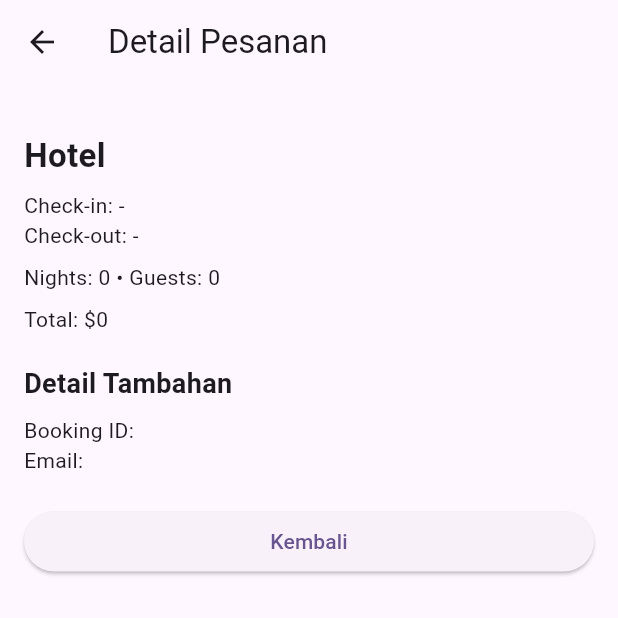
After one commit to Natsoons/MobProgUAS, a Flutter app: the BookingDetailPage screen opened by its route, on a phone screen of 412 x 824 dp, the top half of it. The commit adds this screen. Run offline on Flutter 3.47's test engine with Material 3 defaults, Android fonts, the light colour scheme and no system bars; our stand-ins replace image_picker, sqflite; accounts and stored records are empty.

Commit message:
Add booking_detail and fix app_router

```diff
--- /dev/null
+++ b/lib/pages/booking_detail.dart
@@ -0,0 +1,57 @@
+import 'package:flutter/material.dart';
+import 'package:mobprog_uas/data/hotels.dart';
+
+class BookingDetailPage extends StatelessWidget {
+  final Map<String, dynamic>? booking;
+  const BookingDetailPage({super.key, this.booking});
+
+  @override
+  Widget build(BuildContext context) {
+    final b = booking ?? {};
+    final hotelId = int.tryParse((b['hotel_id'] ?? '').toString());
+    final hotel = (hotelId != null) ? hotels.firstWhere((h) => h['id'] == hotelId, orElse: () => {}) : {};
+    final hotelImage = hotel['image'];
+
+    return Scaffold(
+      appBar: AppBar(title: const Text('Detail Pesanan')),
+      body: SingleChildScrollView(
+        padding: const EdgeInsets.all(16.0),
+        child: Column(
+          crossAxisAlignment: CrossAxisAlignment.start,
+          children: [
+            if (hotelImage != null)
+              SizedBox(
+                height: 200,
+                width: double.infinity,
+                child: (hotelImage.toString().startsWith('http'))
+                    ? Image.network(hotelImage, fit: BoxFit.cover)
+                    : Image.asset(hotelImage, fit: BoxFit.cover),
+              ),
+            const SizedBox(height: 16),
+            Text(b['hotel_name'] ?? 'Hotel', style: const TextStyle(fontSize: 22, fontWeight: FontWeight.bold)),
+            const SizedBox(height: 8),
+            Text('Check-in: ${b['checkin'] ?? '-'}'),
+            Text('Check-out: ${b['checkout'] ?? '-'}'),
+            const SizedBox(height: 8),
+            Text('Nights: ${b['nights'] ?? 0} • Guests: ${b['guests'] ?? 0}'),
+            const SizedBox(height: 8),
+            Text('Total: \$${(b['total'] ?? 0).toString()}'),
+            const SizedBox(height: 20),
+            const Text('Detail Tambahan', style: TextStyle(fontSize: 18, fontWeight: FontWeight.bold)),
+            const SizedBox(height: 8),
+            Text('Booking ID: ${b['id'] ?? ''}'),
+            Text('Email: ${b['email'] ?? ''}'),
+            const SizedBox(height: 20),
+            SizedBox(
+              width: double.infinity,
+              child: ElevatedButton(
+                onPressed: () => Navigator.pop(context),
+                child: const Text('Kembali'),
+              ),
+            ),
+          ],
+        ),
+      ),
+    );
+  }
+}
--- a/lib/routes/app_router.dart
+++ b/lib/routes/app_router.dart
@@ -3,7 +3,7 @@ import 'package:mobprog_uas/pages/home.dart' as home_page hide Login;
 import 'package:mobprog_uas/pages/login.dart' as auth_login;
 import 'package:mobprog_uas/pages/signup.dart';
 import 'package:mobprog_uas/pages/profile.dart';
-import 'package:mobprog_uas/pages/detail_page_clean.dart';
+import 'package:mobprog_uas/pages/detail_page.dart';
 import 'package:mobprog_uas/pages/forgot_password.dart';
 import 'package:mobprog_uas/pages/hotels_list.dart';
 import 'package:mobprog_uas/pages/bookings.dart';
```
